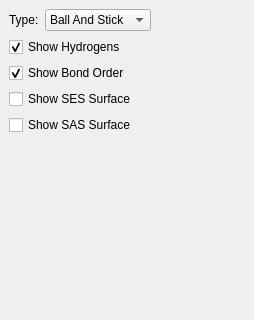
Above: src/apps/builder/displaysettingsdock.ui from soplwang/chemkit before the change; both pictures show x 0 to 254 and y 0 to 320 of the 254 by 485 pixel window. Below: the same form after it.
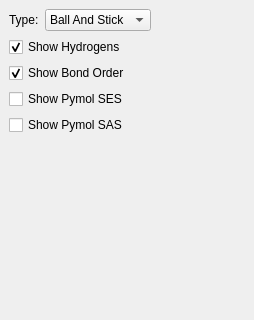
That is the form after the change.

Commit message: rename GraphicsSolventSurfaceItem to GraphicsPymolSurfaceItem to meet Kyle's requirements

Patch:
```diff
--- a/src/apps/builder/displaysettingsdock.ui
+++ b/src/apps/builder/displaysettingsdock.ui
@@ -67,14 +67,14 @@
     <item row="4" column="0" colspan="2">
      <widget class="QCheckBox" name="showSESCheckBox">
       <property name="text">
-       <string>Show SES Surface</string>
+       <string>Show Pymol SES</string>
       </property>
      </widget>
     </item>
     <item row="5" column="0" colspan="2">
      <widget class="QCheckBox" name="showSASCheckBox">
       <property name="text">
-       <string>Show SAS Surface</string>
+       <string>Show Pymol SAS</string>
       </property>
      </widget>
     </item>
```
Left out of the diff: 4 changed lines with no effect on the pictures. The commit also changes 8 other files.
